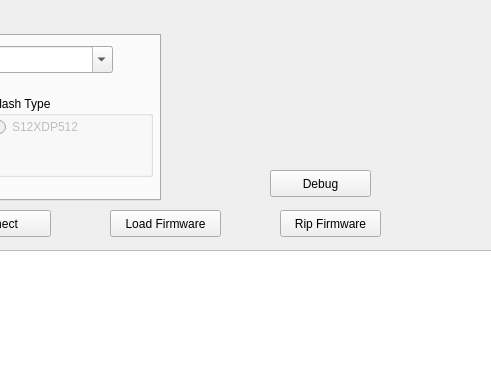
This is src/freeems_loader.ui in seank/freeems-loader as Qt 5 draws it before an edit; both pictures show x 220 to 711 and y 0 to 383 of the 795 by 547 pixel window. The edited form follows.
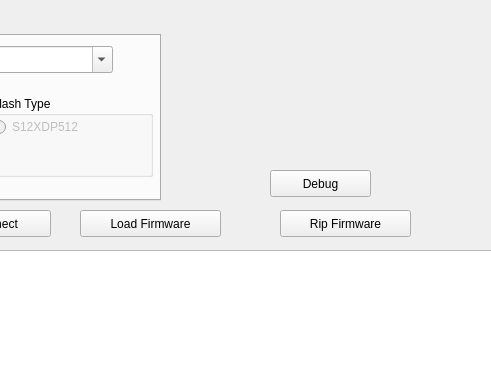
This is the edited form. Icons and pictures are not drawn.

Commit message: may have fixed button text overrun

```diff
--- a/src/freeems_loader.ui
+++ b/src/freeems_loader.ui
@@ -45,9 +45,9 @@
   <widget class="QPushButton" name="pushLoad">
    <property name="geometry">
     <rect>
-     <x>330</x>
+     <x>300</x>
      <y>210</y>
-     <width>111</width>
+     <width>141</width>
      <height>27</height>
     </rect>
    </property>
@@ -70,7 +70,7 @@
     <rect>
      <x>500</x>
      <y>210</y>
-     <width>101</width>
+     <width>131</width>
      <height>27</height>
     </rect>
    </property>
```
